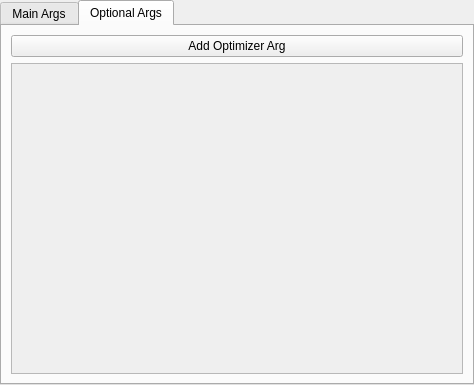
Qt form ui_files/OptimizerUI.ui (derrian-distro/LoRA_Easy_Training_Scripts) before a commit.
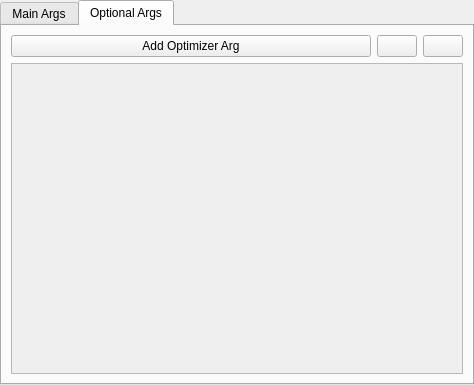
The same form after that commit. The open tabs and pages were chosen to show the change. Custom widgets are drawn as their Qt base class.

The edit to the form file:
```diff
--- a/ui_files/OptimizerUI.ui
+++ b/ui_files/OptimizerUI.ui
@@ -662,11 +662,41 @@
       </attribute>
       <layout class="QVBoxLayout" name="verticalLayout_2">
        <item>
-        <widget class="QPushButton" name="add_opt_button">
-         <property name="text">
-          <string>Add Optimizer Arg</string>
-         </property>
-        </widget>
+        <layout class="QHBoxLayout" name="horizontalLayout_3">
+         <item>
+          <widget class="QPushButton" name="add_opt_button">
+           <property name="text">
+            <string>Add Optimizer Arg</string>
+           </property>
+          </widget>
+         </item>
+         <item>
+          <widget class="QPushButton" name="save_opt_args_button">
+           <property name="sizePolicy">
+            <sizepolicy hsizetype="Maximum" vsizetype="Fixed">
+             <horstretch>0</horstretch>
+             <verstretch>0</verstretch>
+            </sizepolicy>
+           </property>
+           <property name="text">
+            <string/>
+           </property>
+          </widget>
+         </item>
+         <item>
+          <widget class="QPushButton" name="load_opt_args_button">
+           <property name="sizePolicy">
+            <sizepolicy hsizetype="Maximum" vsizetype="Fixed">
+             <horstretch>0</horstretch>
+             <verstretch>0</verstretch>
+            </sizepolicy>
+           </property>
+           <property name="text">
+            <string/>
+           </property>
+          </widget>
+         </item>
+        </layout>
        </item>
        <item>
         <widget class="QScrollArea" name="scrollArea">
```
Left out of the diff: 24 changed lines with no effect on the pictures.
